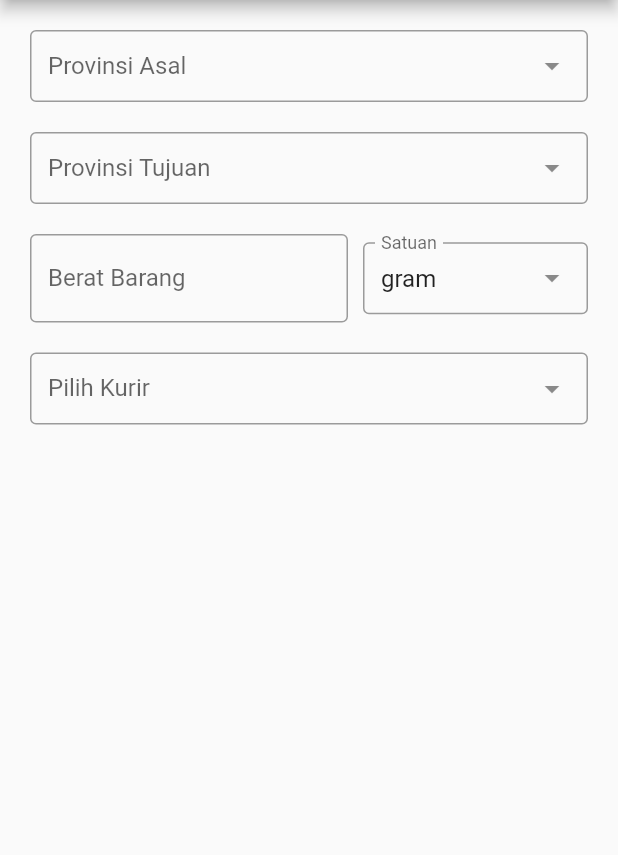
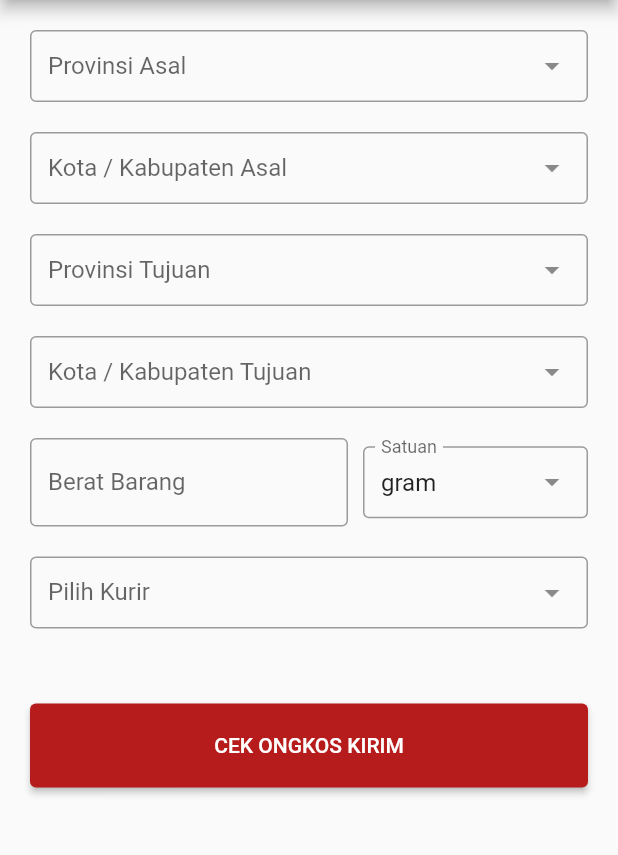
Before and after one commit to fadillahnurfaq/Ongkir, a Flutter app: the screen it shows after launch, on a phone screen of 412 x 824 dp, the part 84-939 px from its top. Run offline on Flutter 3.47's test engine with Material 2 defaults, Android fonts, the phone set to English and light mode, and no system bars; drawn by our look-alikes of dropdown_search; our stand-ins replace get.

Commit message:
Update tampilan

```diff
--- a/lib/app/modules/home/views/home_view.dart
+++ b/lib/app/modules/home/views/home_view.dart
@@ -23,18 +23,14 @@ class HomeView extends GetView<HomeController> {
           children: [
             dropProvinsi(type: "asal"),
             Obx(
-              () => controller.hiddenKotaAsal.isTrue
-                  ? SizedBox()
-                  : dropKota(
+              () => dropKota(
                 provId: controller.provAsalId.value,
                 type: "asal",
               ),
             ),
             dropProvinsi(type: "tujuan"),
             Obx(
-              () => controller.hiddenKotaTujuan.isTrue
-                  ? SizedBox()
-                  : dropKota(
+              () => dropKota(
                   provId: controller.provTujuanId.value, type: "tujuan"),
             ),
             BeratBarang(),
@@ -78,9 +74,7 @@ class HomeView extends GetView<HomeController> {
               ),
             ),
             Obx(
-              () => controller.hiddenButton.isTrue
-                  ? SizedBox()
-                  : ElevatedButton(
+              () => ElevatedButton(
                 onPressed: () => controller.ongkosKirim(),
                 child: Text("CEK ONGKOS KIRIM"),
                 style: ElevatedButton.styleFrom(
```
Also changed, not shown: pubspec.lock, 2 other files. Lines whose indentation alone changed are shown as unchanged.
